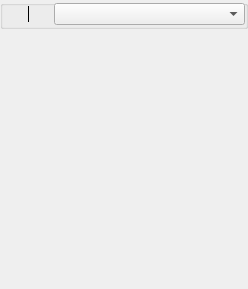
The window that src/gui/objectmanipulator_q.ui (fwbuilder/fwbuilder) describes before a commit, drawn with Qt 5.
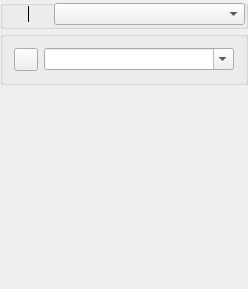
The same window after the commit. Icons and pictures are not drawn.

Patch:
```diff
--- a/src/gui/objectmanipulator_q.ui
+++ b/src/gui/objectmanipulator_q.ui
@@ -28,10 +28,10 @@
    <property name="spacing" >
     <number>2</number>
    </property>
-   <item row="1" column="0" >
-    <widget class="QStackedWidget" name="widgetStack" >
-     <widget class="QWidget" name="page" >
-      <property name="palette" >
+   <item row="2" column="0">
+    <widget class="QStackedWidget" name="widgetStack">
+     <widget class="QWidget" name="page">
+      <property name="palette">
        <palette>
         <active>
          <colorrole role="Text" >
@@ -173,7 +173,34 @@
          <iconset resource="MainRes.qrc" >
           <normaloff>:/Icons/newobject_25.png</normaloff>:/Icons/newobject_25.png</iconset>
         </property>
-        <property name="autoRaise" >
+        <property name="autoRaise">
+         <bool>true</bool>
+        </property>
+       </widget>
+      </item>
+     </layout>
+    </widget>
+   </item>
+   <item row="1" column="0">
+    <widget class="QGroupBox" name="groupBox">
+     <property name="title">
+      <string/>
+     </property>
+     <layout class="QHBoxLayout" name="horizontalLayout">
+      <item>
+       <widget class="QToolButton" name="clearFilter">
+        <property name="text">
+         <string/>
+        </property>
+        <property name="icon">
+         <iconset resource="MainRes.qrc">
+          <normaloff>:/Icons/close.png</normaloff>:/Icons/close.png</iconset>
+        </property>
+       </widget>
+      </item>
+      <item>
+       <widget class="QComboBox" name="filter">
+        <property name="editable">
          <bool>true</bool>
         </property>
        </widget>
@@ -183,7 +210,7 @@
    </item>
   </layout>
  </widget>
- <layoutdefault spacing="6" margin="11" />
+ <layoutdefault spacing="6" margin="11"/>
  <resources>
   <include location="MainRes.qrc" />
  </resources>
```
Left out of the diff: 159 changed lines with no effect on the pictures.
